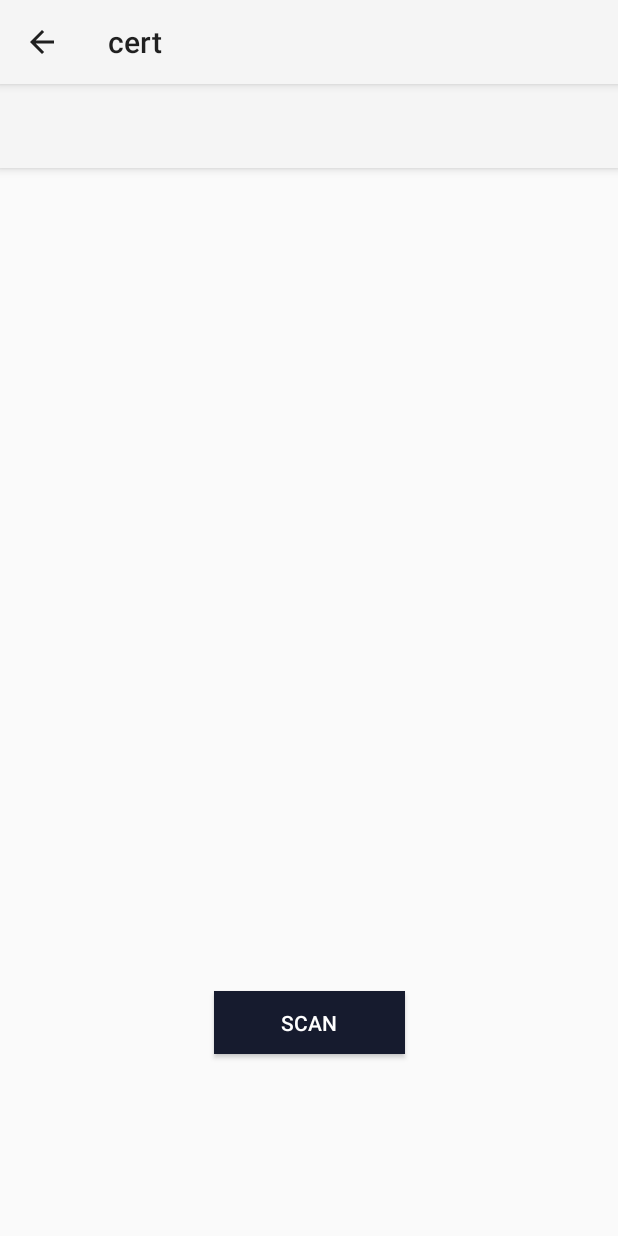
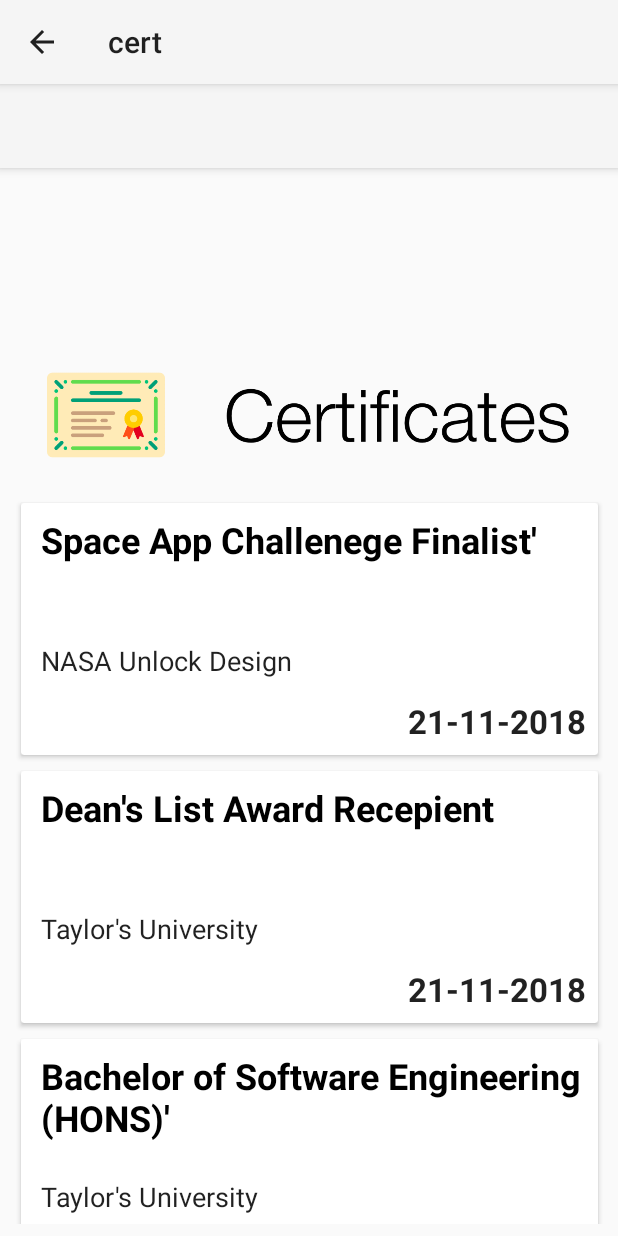
Before and after one commit to Choooonkit/FYP_Nimbly, an Android app: the cert screen opened directly, with no data from a screen before it, on a phone screen of 412 x 824 dp. Run offline under Robolectric (Android 15) with nearby library versions, the phone set to English and light mode, and no system bars; 1 statement that could not run was skipped.

Commit message:
Initial commit

```diff
--- a/build.gradle
+++ b/build.gradle
@@ -19,7 +19,8 @@ android {
 }
 
 dependencies {
-    implementation fileTree(dir: 'libs', include: ['*.jar'])
+    implementation fileTree(include: ['*.jar'], dir: 'libs')
+    //noinspection GradleCompatible
     implementation 'com.android.support:appcompat-v7:28.0.0'
     implementation 'com.android.support:design:28.0.0'
     implementation 'com.android.support.constraint:constraint-layout:1.1.3'
@@ -27,5 +28,6 @@ dependencies {
     testImplementation 'junit:junit:4.12'
     androidTestImplementation 'com.android.support.test:runner:1.0.2'
     androidTestImplementation 'com.android.support.test.espresso:espresso-core:3.0.2'
-
+    implementation 'com.android.support:recyclerview-v7:28.0.0'
+    implementation 'com.android.support:cardview-v7:28.0.0'
 }
--- /dev/null
+++ b/src/main/java/com/example/changchoonkit/myapplication/CertificateAdapter.java
@@ -0,0 +1,72 @@
+package com.example.changchoonkit.myapplication;
+
+/*
+ *
+ * Recycler.Adapter
+ * RecyclerView.ViewHolde
+ *
+ *
+ * */
+
+import android.content.Context;
+import android.support.annotation.NonNull;
+import android.support.v7.widget.RecyclerView;
+import android.view.LayoutInflater;
+import android.view.View;
+import android.view.ViewGroup;
+import android.widget.TextView;
+
+import java.util.List;
+
+public class CertificateAdapter extends RecyclerView.Adapter<CertificateAdapter.CertificateViewHolder> {
+
+    private Context mCtx; //context object
+    private List<Certificates> certificateList;
+
+    public CertificateAdapter(Context mCtx, List<Certificates> certificateList) {
+        this.mCtx = mCtx;
+        this.certificateList = certificateList;
+    }
+
+    @NonNull
+    @Override
+    public CertificateViewHolder onCreateViewHolder(@NonNull ViewGroup viewGroup, int i) {
+        LayoutInflater inflater = LayoutInflater.from(mCtx);
+        View view = inflater.inflate(R.layout.layoutlist_cert, null); //secound parameter: parent to the view
+        CertificateViewHolder holder = new CertificateViewHolder(view);
+
+        return holder;
+    }
+
+    @Override
+    public void onBindViewHolder(@NonNull CertificateViewHolder certificateViewHolder, int i) {
+
+        //this is where you bind the data
+        //i is position
+        Certificates certificates = certificateList.get(i);
+
+        certificateViewHolder.certTitle.setText(certificates.getCertTitle());
+        certificateViewHolder.certIssuer.setText(certificates.getCertIssuer());
+        certificateViewHolder.recevDate.setText(certificates.getRecevDate());
+    }
+
+    @Override
+    public int getItemCount() {
+        return certificateList.size();
+    }
+
+    class CertificateViewHolder extends RecyclerView.ViewHolder {
+
+
+        //ui elements
+        TextView certTitle, certIssuer, recevDate;
+
+        public CertificateViewHolder(@NonNull View itemView) {
+            super(itemView);
+
+            certTitle = itemView.findViewById(R.id.certTitle);
+            certIssuer = itemView.findViewById(R.id.certIssuer);
+            recevDate = itemView.findViewById(R.id.recevDate);
+        }
+    }
+}
--- /dev/null
+++ b/src/main/java/com/example/changchoonkit/myapplication/Certificates.java
@@ -0,0 +1,26 @@
+package com.example.changchoonkit.myapplication;
+
+public class Certificates {
+
+    private String certIssuer;
+    private String recevDate;
+    private String certTitle;
+
+    public Certificates(String certIssuer, String recevDate, String certTitle) {
+        this.certIssuer = certIssuer;
+        this.recevDate = recevDate;
+        this.certTitle = certTitle;
+    }
+
+    public String getCertIssuer() {
+        return certIssuer;
+    }
+
+    public String getRecevDate() {
+        return recevDate;
+    }
+
+    public String getCertTitle() {
+        return certTitle;
+    }
+}
--- a/src/main/java/com/example/changchoonkit/myapplication/cert.java
+++ b/src/main/java/com/example/changchoonkit/myapplication/cert.java
@@ -2,10 +2,20 @@ package com.example.changchoonkit.myapplication;
 
 import android.os.Bundle;
 import android.support.v7.app.AppCompatActivity;
+import android.support.v7.widget.LinearLayoutManager;
+import android.support.v7.widget.RecyclerView;
 import android.support.v7.widget.Toolbar;
 import android.view.MenuItem;
 
+import java.util.ArrayList;
+import java.util.List;
+
 public class cert extends AppCompatActivity {
+
+    RecyclerView recyclerView;
+    CertificateAdapter adapter;
+
+    List<Certificates> certificatesList;
 
     @Override
     protected void onCreate(Bundle savedInstanceState) {
@@ -16,6 +26,50 @@ public class cert extends AppCompatActivity {
 
 
         getSupportActionBar().setDisplayHomeAsUpEnabled(true);
+
+
+        //Recycler view stuff
+        certificatesList = new ArrayList<>();
+
+        recyclerView = (RecyclerView) findViewById(R.id.recyclerView);
+        recyclerView.setHasFixedSize(true);
+        recyclerView.setLayoutManager(new LinearLayoutManager(this));
+
+        certificatesList.add(
+                new Certificates(
+                        "NASA Unlock Design",
+                        "21-11-2018",
+                        "Space App Challenege Finalist'"
+                )
+        );
+
+        certificatesList.add(
+                new Certificates(
+                        "Taylor's University",
+                        "21-11-2018",
+                        "Dean's List Award Recepient"
+                )
+        );
+
+        certificatesList.add(
+                new Certificates(
+                        "Taylor's University",
+                        "21-11-2018",
+                        "Bachelor of Software Engineering (HONS)'"
+                )
+        );
+
+        certificatesList.add(
+                new Certificates(
+                        "Unlock Design",
+                        "21-11-2018",
+                        "ABCDE Data Science and Big Data Hackathon"
+                )
+        );
+
+        adapter = new CertificateAdapter(this, certificatesList);
+        recyclerView.setAdapter(adapter);
+
     }
 
 
--- a/src/main/res/layout/content_cert.xml
+++ b/src/main/res/layout/content_cert.xml
@@ -1,28 +1,33 @@
 <?xml version="1.0" encoding="utf-8"?>
-<android.support.constraint.ConstraintLayout
-    xmlns:android="http://schemas.android.com/apk/res/android"
+<android.support.constraint.ConstraintLayout xmlns:android="http://schemas.android.com/apk/res/android"
     xmlns:app="http://schemas.android.com/apk/res-auto"
     xmlns:tools="http://schemas.android.com/tools"
     android:layout_width="match_parent"
     android:layout_height="match_parent">
 
-    <Button
-        android:id="@+id/button_scannow"
-        android:layout_width="127dp"
-        android:layout_height="42dp"
-        android:layout_marginBottom="121dp"
-        android:layout_marginEnd="142dp"
-        android:layout_marginStart="142dp"
-        android:background="@color/colorPrimaryDark"
-        android:text="Scan"
-        android:textColor="#ffffff"
+    <android.support.v7.widget.RecyclerView
+        android:id="@+id/recyclerView"
+        android:layout_width="395dp"
+        android:layout_height="486dp"
+        android:layout_marginBottom="8dp"
+        android:layout_marginEnd="8dp"
+        android:layout_marginStart="8dp"
         app:layout_constraintBottom_toBottomOf="parent"
         app:layout_constraintEnd_toEndOf="parent"
         app:layout_constraintStart_toStartOf="parent" />
 
-    <android.support.v7.widget.RecyclerView
-        android:layout_width="395dp"
-        android:layout_height="479dp"
-        tools:layout_editor_absoluteX="8dp"
-        tools:layout_editor_absoluteY="8dp" />
+    <ImageView
+        android:id="@+id/imageView2"
+        android:layout_width="349dp"
+        android:layout_height="88dp"
+        android:layout_marginBottom="9dp"
+        android:layout_marginEnd="8dp"
+        android:layout_marginStart="8dp"
+        android:layout_marginTop="46dp"
+        app:layout_constraintBottom_toTopOf="@+id/recyclerView"
+        app:layout_constraintEnd_toEndOf="parent"
+        app:layout_constraintStart_toStartOf="parent"
+        app:layout_constraintTop_toTopOf="parent"
+        app:layout_constraintVertical_bias="1.0"
+        app:srcCompat="@drawable/bannerimage_cert" />
 </android.support.constraint.ConstraintLayout>
--- /dev/null
+++ b/src/main/res/layout/layoutlist_cert.xml
@@ -0,0 +1,53 @@
+<?xml version="1.0" encoding="utf-8"?>
+<LinearLayout xmlns:android="http://schemas.android.com/apk/res/android"
+    android:layout_width="match_parent"
+    android:layout_height="wrap_content"
+    android:orientation="vertical">
+
+    <android.support.v7.widget.CardView
+        android:layout_width="match_parent"
+        android:layout_height="wrap_content"
+        android:layout_margin="5dp">
+
+        <RelativeLayout
+            android:layout_width="match_parent"
+            android:layout_height="wrap_content"
+            android:padding="8dp">
+
+            <TextView
+                android:id="@+id/certTitle"
+                android:layout_width="363dp"
+                android:layout_height="79dp"
+                android:layout_marginLeft="5dp"
+                android:text="Bachelor of Software Engineeing"
+                android:textAppearance="@style/Base.TextAppearance.AppCompat.Small"
+                android:textColor="#000000"
+                android:textSize="24sp"
+                android:textStyle="bold" />
+
+            <TextView
+                android:id="@+id/certIssuer"
+                android:layout_width="318dp"
+                android:layout_height="38dp"
+                android:layout_below="@id/certTitle"
+                android:layout_marginLeft="5dp"
+                android:layout_marginTop="5dp"
+                android:text="Taylor's Univeristy"
+                android:textAppearance="@style/TextAppearance.AppCompat"
+                android:textSize="18sp" />
+
+            <TextView
+                android:id="@+id/recevDate"
+                android:layout_width="wrap_content"
+                android:layout_height="wrap_content"
+                android:layout_alignEnd="@+id/certTitle"
+                android:layout_below="@+id/certIssuer"
+                android:text="13-02-2020"
+                android:textAppearance="@style/Base.TextAppearance.AppCompat.Large"
+                android:textStyle="bold" />
+
+        </RelativeLayout>
+
+    </android.support.v7.widget.CardView>
+
+</LinearLayout>
```
Also changed, not shown: src/main/res/drawable/bannerimage_cert.png (added), 1 other file.
